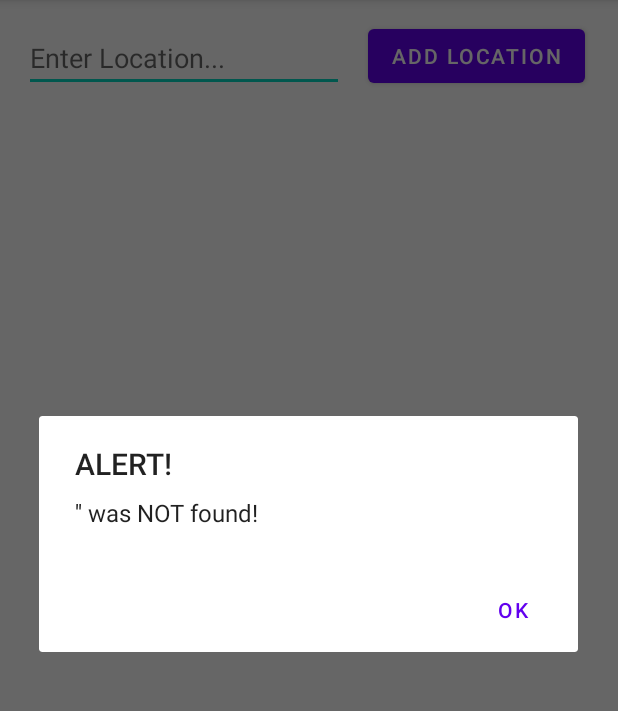
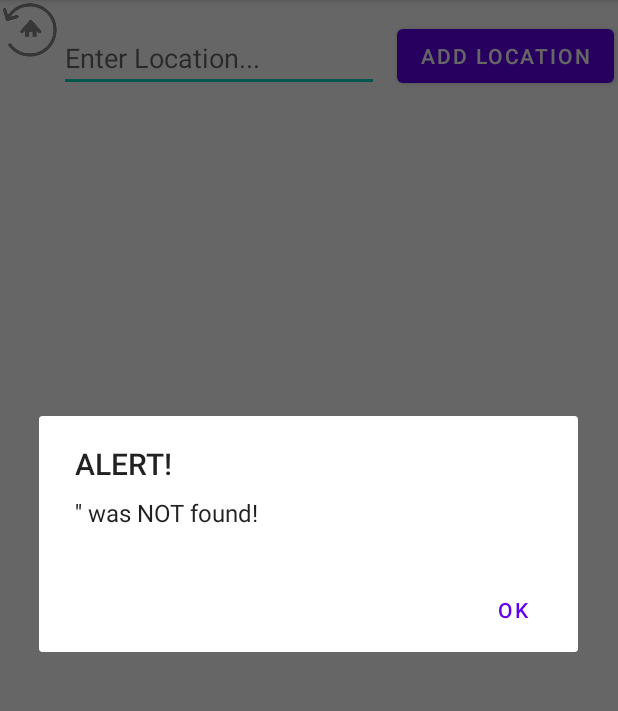
Before and after one commit to bjsteel1/WeatherApp, an Android app: the LocationActivity screen opened directly, with no data from a screen before it, on a phone screen of 412 x 824 dp, the part 84-795 px from its top. Run offline under Robolectric (Android 15) with nearby library versions, the phone set to English and light mode, and no system bars; our stand-ins replace Picasso, Volley; network calls fail; pictures from the network do not load.

Commit message:
Saving changes. Frozen program.
Android Studio froze. Stashing changes

```diff
--- a/app/src/main/java/com/example/weatherapp/LocationActivity.java
+++ b/app/src/main/java/com/example/weatherapp/LocationActivity.java
@@ -9,6 +9,8 @@ import androidx.recyclerview.widget.RecyclerView;
 
 import android.content.Context;
 import android.content.DialogInterface;
+import android.content.Intent;
+import android.content.SharedPreferences;
 import android.os.Bundle;
 import android.util.Log;
 import android.view.LayoutInflater;
@@ -16,6 +18,7 @@ import android.view.View;
 import android.view.ViewGroup;
 import android.widget.Button;
 import android.widget.EditText;
+import android.widget.ImageView;
 import android.widget.ProgressBar;
 import android.widget.TextView;
 
@@ -32,33 +35,41 @@ import java.util.ArrayList;
 import javax.net.ssl.HttpsURLConnection;
 
 public class LocationActivity extends AppCompatActivity {
+    String url_1 = "https://api.weatherapi.com/v1/forecast.json?key=0d2ee64c9feb4ccc9ff23426222810&q=";
+    String url_2 = "&days=7&aqi=no&alerts=no";
+    boolean flag = false;
+
     EditText etSearch;
+    RecyclerView recLocations;
+    ProgressBar pbCircle;
     Button btnAdd;
-    RecyclerView recLocations;
+    ImageView imgBack;
+
+    RequestQueue queue;
+    LocationAdapter adapter;
+    SharedPreferences sharedPreferences;
+    ArrayList<Location> arlLocations = new ArrayList<>();
+    ArrayList<String> arlDefaultLocations = new ArrayList<>();
     String TAG = "MYTAG";
 
-    ArrayList<Location> arlLocations;
-    ArrayList<String> arlDefaultLocations;
-    RequestQueue queue;
-    LocationAdapter adapter;
-    ProgressBar pbCircle;
 
     @Override
     protected void onCreate(Bundle savedInstanceState) {
         super.onCreate(savedInstanceState);
         setContentView(R.layout.activity_location);
+        if(!flag){
+            sharedPreferences = getSharedPreferences("SharedPrefs", MODE_PRIVATE);
 
-        //Instantiate ArrayLists
-        arlLocations = new ArrayList<>();
-        arlDefaultLocations = new ArrayList<>();
             //Instantiate controls
             etSearch = findViewById(R.id.etSearch);
             btnAdd = findViewById(R.id.btnAdd);
             recLocations = findViewById(R.id.recLocations);
             pbCircle = findViewById(R.id.pbCircle);
+            imgBack = findViewById(R.id.imgBack);
 
+            Log.d(TAG, "onCreate: ARL: " + arlDefaultLocations.size());
+            if(arlDefaultLocations.size() == 0){
                 //Add default locations
-        //  ---- Add persistence so this doesn't have to load each time ---- //
                 arlDefaultLocations.add("Detroit");
                 arlDefaultLocations.add("New-York-City");
                 arlDefaultLocations.add("Chicago");
@@ -79,17 +90,22 @@ public class LocationActivity extends AppCompatActivity {
                 arlDefaultLocations.add("Tokyo");
                 arlDefaultLocations.add("Seoul");
                 arlDefaultLocations.add("Sydney");
+            }
 
             //Fetch data and add into RecyclerView
-        queue = Volley.newRequestQueue(this);
-        insertLocation("Saginaw");
-        fetchData();
+            if(adapter == null){
                 adapter = new LocationAdapter(arlLocations, this);
                 recLocations.setAdapter(adapter);
                 recLocations.setLayoutManager(new LinearLayoutManager(this));
+                queue = Volley.newRequestQueue(this);
+
+                insertSingleLocation("Saginaw");
+                insertDefaultLocations();
+            }
+
 
             //Swipe item controls
-        ItemTouchHelper helper = new ItemTouchHelper(new ItemTouchHelper.SimpleCallback(0, ItemTouchHelper.LEFT) {
+            ItemTouchHelper helper = new ItemTouchHelper(new ItemTouchHelper.SimpleCallback(0, ItemTouchHelper.RIGHT) {
                 @Override
                 public boolean onMove(@NonNull RecyclerView recyclerView, @NonNull RecyclerView.ViewHolder viewHolder, @NonNull RecyclerView.ViewHolder target) {
                     return false;
@@ -98,52 +114,58 @@ public class LocationActivity extends AppCompatActivity {
                 @Override
                 public void onSwiped(@NonNull RecyclerView.ViewHolder viewHolder, int direction) {
                     arlLocations.remove(viewHolder.getLayoutPosition());
+                    adapter.notifyItemChanged(viewHolder.getLayoutPosition());
                     adapter.notifyDataSetChanged();
                 }
             });
             helper.attachToRecyclerView(recLocations);
 
-
             //Add location that the user set in the EditText
             btnAdd.setOnClickListener(view -> {
-            insertLocation(etSearch.getText().toString());
+                insertSingleLocation(etSearch.getText().toString());
             });
+            //Set OnClick Listener for click event on Image, and send user back to Home page
+            imgBack.setOnClickListener(view -> {
+                startActivity(new Intent(LocationActivity.this, MainActivity.class));
+            });
+            flag = true;
+        }
     }
 
 
-    public void fetchData() {
-        //   String url = "https://api.weatherapi.com/v1/forecast.json?key=0d2ee64c9feb4ccc9ff23426222810&q=London&days=7&aqi=no&alerts=no";
-        String url_1 = "https://api.weatherapi.com/v1/forecast.json?key=0d2ee64c9feb4ccc9ff23426222810&q=";
-        String url_2 = "&days=7&aqi=no&alerts=no";
-
-        //Insert's user set location
-        //Currently pointed at Saginaw, MI. Needs to get intent object from other activities
-
+    public void insertDefaultLocations() {
+        Log.d(TAG, "insertDefaultLocations: " + adapter.getItemCount());
         for (int i = 0; i < arlDefaultLocations.size(); i++) {
             String url = url_1 + arlDefaultLocations.get(i) + url_2;
             pbCircle.setVisibility(View.VISIBLE);
             JsonObjectRequest request = new JsonObjectRequest(Request.Method.GET, url, null,
                     response -> {
                         try {
+                            //Get location name & country
                             JSONObject jLocation = response.getJSONObject("location");
                             String strName = jLocation.getString("name");
                             String strCountry = jLocation.getString("country");
                             if (strCountry.equalsIgnoreCase("United States of America"))
                                 strCountry = "USA";
 
+                            //Get location longitude & latitude
                             double dblLatitude = jLocation.getDouble("lat");
                             double dblLongitude = jLocation.getDouble("lon");
 
+                            //Get location temperature for Fahrenheit & Celsius
                             JSONObject jTemperature = response.getJSONObject("current");
                             double dblF_Temperature = jTemperature.getDouble("temp_f");
                             double dblC_Temperature = jTemperature.getDouble("temp_c");
 
+                            //Get location forecast icon
                             String jImg = response.getJSONObject("forecast")
                                     .getJSONArray("forecastday")
                                     .getJSONObject(0)
                                     .getJSONObject("day")
                                     .getJSONObject("condition")
                                     .getString("icon");
+
+                            //Create location
                             Location l = new Location(strName + ", " + strCountry,
                                     dblLatitude, dblLongitude, dblF_Temperature, dblC_Temperature,
                                     "https:" + jImg);
@@ -162,18 +184,13 @@ public class LocationActivity extends AppCompatActivity {
         }
     }
 
-    public void insertLocation(String strSetLocation) {
-        String url_1 = "https://api.weatherapi.com/v1/forecast.json?key=0d2ee64c9feb4ccc9ff23426222810&q=";
-        String url_2 = "&days=7&aqi=no&alerts=no";
-
-        //Get intent object from other activity?
-        //for now, default to Saginaw
-
+    public void insertSingleLocation(String strSetLocation) {
         String url = url_1 + strSetLocation + url_2;
         JsonObjectRequest request = new JsonObjectRequest(Request.Method.GET, url, null,
                 response -> {
                     pbCircle.setVisibility(View.VISIBLE);
                     try {
+                        //Get location name & country
                         JSONObject jLocation = response.getJSONObject("location");
                         String strName = jLocation.getString("name");
                         String strCountry = jLocation.getString("country");
@@ -181,19 +198,24 @@ public class LocationActivity extends AppCompatActivity {
                                 || strCountry.equalsIgnoreCase("USA United States of America"))
                             strCountry = "USA";
 
+                        //Get location longitude & latitude
                         double dblLatitude = jLocation.getDouble("lat");
                         double dblLongitude = jLocation.getDouble("lon");
 
+                        //Get location temperature for Fahrenheit & Celsius
                         JSONObject jTemperature = response.getJSONObject("current");
                         double dblF_Temperature = jTemperature.getDouble("temp_f");
                         double dblC_Temperature = jTemperature.getDouble("temp_c");
 
+                        //Get location forecast icon
                         String jImg = response.getJSONObject("forecast")
                                 .getJSONArray("forecastday")
                                 .getJSONObject(0)
                                 .getJSONObject("day")
                                 .getJSONObject("condition")
                                 .getString("icon");
+
+                        //Create location
                         Location l = new Location(strName + ", " + strCountry,
                                 dblLatitude, dblLongitude, dblF_Temperature, dblC_Temperature,
                                 "https:" + jImg);
@@ -222,22 +244,28 @@ public class LocationActivity extends AppCompatActivity {
     }
 
     @Override
-    protected void onPause() {
-        super.onPause();
-    }
-
-    @Override
     protected void onStart() {
         super.onStart();
+
     }
 
     @Override
     protected void onStop() {
         super.onStop();
+        Log.d(TAG, "onStop: " + adapter.getItemCount());
+    }
+
+    @Override
+    protected void onPause() {
+        super.onPause();
+        Log.d(TAG, "onPause: " + adapter.getItemCount());
+        adapter.notifyDataSetChanged();
     }
 
     @Override
     protected void onResume() {
         super.onResume();
+        Log.d(TAG, "onResume: " + adapter.getItemCount());
+        adapter.notifyDataSetChanged();
     }
 }
--- a/app/src/main/res/layout/activity_location.xml
+++ b/app/src/main/res/layout/activity_location.xml
@@ -5,6 +5,19 @@
     android:layout_width="match_parent"
     android:layout_height="match_parent"
     tools:context=".LocationActivity">
+
+    <ImageView
+        android:id="@+id/imgBack"
+        android:layout_width="40dp"
+        android:layout_height="40dp"
+        android:tint="#8A8989"
+        app:layout_constraintBottom_toTopOf="@+id/etSearch"
+        app:layout_constraintEnd_toEndOf="parent"
+        app:layout_constraintHorizontal_bias="0.0"
+        app:layout_constraintStart_toStartOf="parent"
+        app:layout_constraintTop_toTopOf="parent"
+        app:layout_constraintVertical_bias="0.0"
+        app:srcCompat="@drawable/homeback_icon" />
 
     <ProgressBar
         android:id="@+id/pbCircle"
@@ -26,7 +39,7 @@
         android:hint="Enter Location..."
         android:inputType="textPersonName"
         app:layout_constraintEnd_toEndOf="parent"
-        app:layout_constraintHorizontal_bias="0.079"
+        app:layout_constraintHorizontal_bias="0.199"
         app:layout_constraintStart_toStartOf="parent"
         app:layout_constraintTop_toTopOf="parent" />
 
@@ -34,7 +47,7 @@
         android:id="@+id/btnAdd"
         android:layout_width="wrap_content"
         android:layout_height="wrap_content"
-        android:layout_marginStart="16dp"
+        android:layout_marginStart="12dp"
         android:text="Add Location"
         app:layout_constraintBottom_toBottomOf="@+id/etSearch"
         app:layout_constraintStart_toEndOf="@+id/etSearch"
```
Also changed, not shown: app/src/main/java/com/example/weatherapp/LocationAdapter.java (+31 -3 lines), app/src/main/res/layout/layout_location_item.xml (+12 -1 lines), app/src/main/res/drawable/homeback_icon.png (added). Lines whose indentation alone changed are shown as unchanged.
